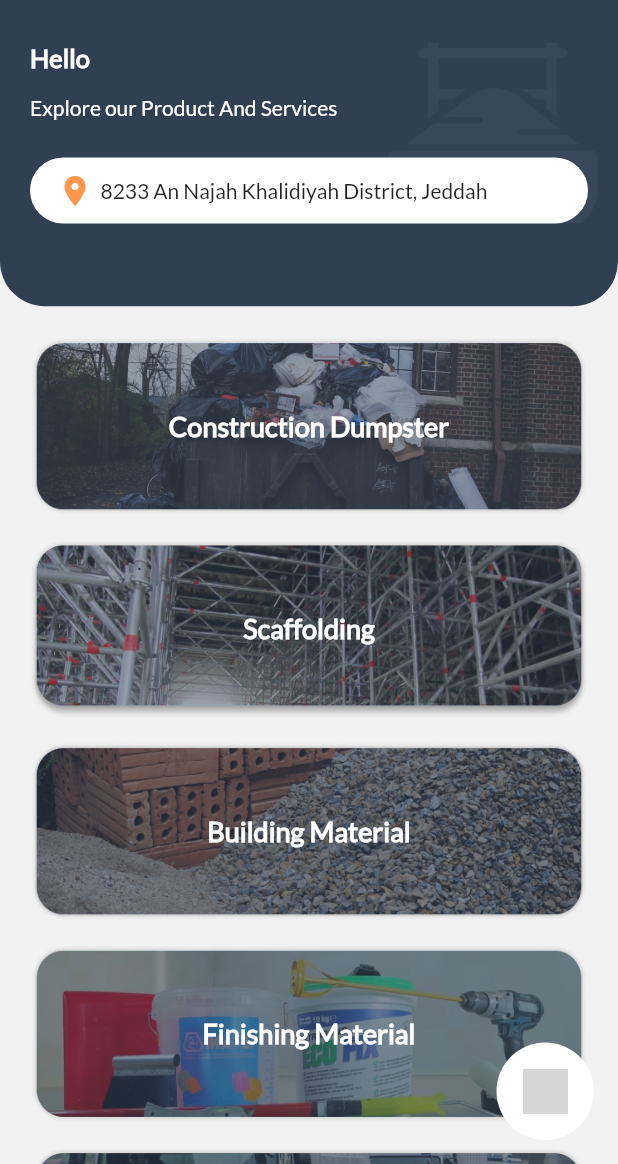
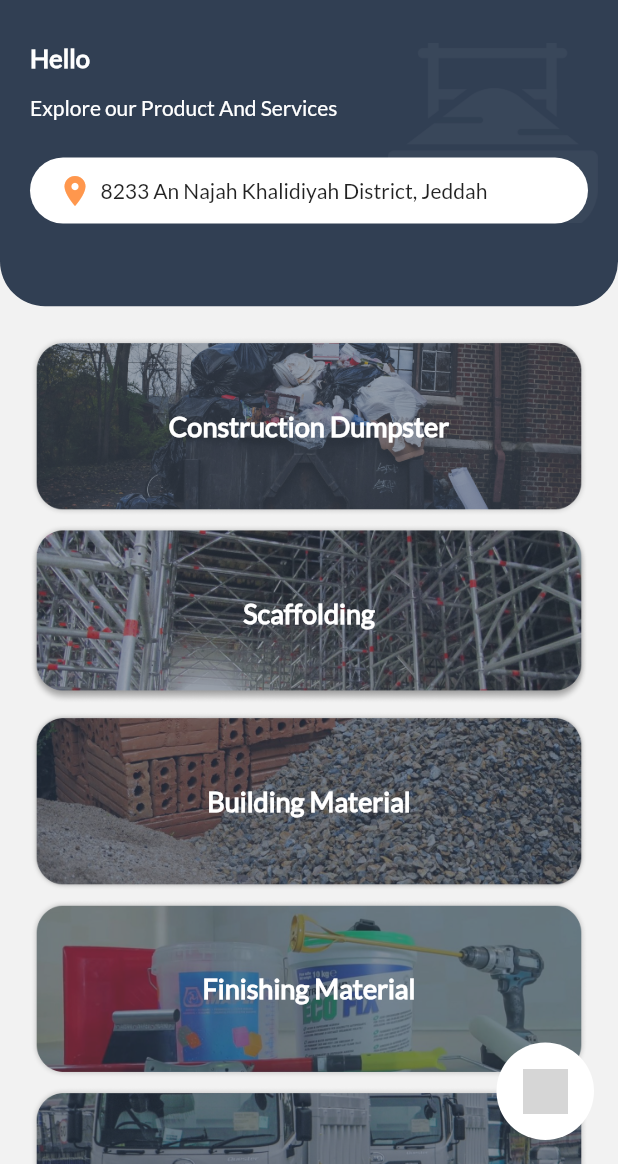
Before and after one commit to osamasandhu/HAWEYATI, a Flutter app: the AppHomePage screen opened directly, on a phone screen of 412 x 824 dp, the part 72-1236 px from its top. Run offline on Flutter 3.47's test engine with Material 2 defaults, Android fonts, the phone set to English and light mode, and no system bars; accounts and stored records are empty; grey boxes are pictures that could not be loaded.

Commit message:
Drawer Icons

```diff
--- a/lib/pages/appHomePage.dart
+++ b/lib/pages/appHomePage.dart
@@ -262,7 +262,7 @@ class _AppHomePageState extends State<AppHomePage> {
   }
 
   Widget _buildListTile(String imgPath , String title){
-     return                       ListTile(leading: Image.asset(imgPath,width: 30,height: 30,),title: Text(title,style: TextStyle(color: Colors.white),),);
+     return                       ListTile(leading: Image.asset(imgPath,width: 20,height: 30,),title: Text(title,style: TextStyle(color: Colors.white),),);
 
   }
 
@@ -272,7 +272,7 @@ class _AppHomePageState extends State<AppHomePage> {
       onTap: onTap,
       child: Container(
         width: MediaQuery.of(context).size.width,
-        margin: EdgeInsets.only(bottom: 15),
+        margin: EdgeInsets.only(bottom: 5),
         height: 120,
         decoration: new BoxDecoration(
             image: new DecorationImage(
```
